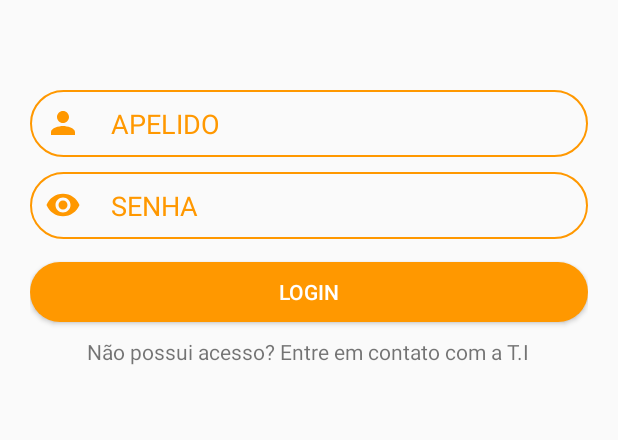
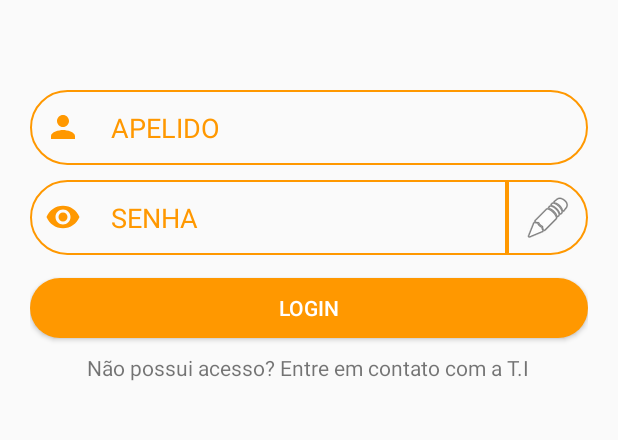
Before and after one commit to nascimentofe/scannerbarcode, an Android app: the screen it shows after launch (LoginActivity), on a phone screen of 412 x 824 dp, the part 300-740 px from its top. Run offline under Robolectric (Android 15) with nearby library versions, the phone set to English and light mode, and no system bars; libraries missing offline, so code that uses them is left out: br.com.simplepass; plain views replace CircularProgressButton; 2 statements that could not run were skipped.

Commit message:
arquivos de background com radius (right, left e full) adicionados. botao que exibe a senha do edit adicionado.

```diff
--- a/app/src/main/res/drawable/back_edit.xml
+++ b/app/src/main/res/drawable/back_full_round.xml
@@ -1,7 +1,9 @@
 <?xml version="1.0" encoding="utf-8"?>
-<shape xmlns:android="http://schemas.android.com/apk/res/android" android:shape="rectangle">
+<shape xmlns:android="http://schemas.android.com/apk/res/android">
 
-    <corners android:radius="25dp" />
+    <corners
+        android:radius="25dp" />
+
     <stroke
         android:color="@color/colorPrimary"
         android:width="1dp" />
--- /dev/null
+++ b/app/src/main/res/drawable/back_left_round.xml
@@ -0,0 +1,17 @@
+<?xml version="1.0" encoding="utf-8"?>
+<shape xmlns:android="http://schemas.android.com/apk/res/android" android:shape="rectangle">
+
+    <corners
+        android:topLeftRadius="25dp"
+        android:bottomLeftRadius="25dp"/>
+    <stroke
+        android:color="@color/colorPrimary"
+        android:width="1dp" />
+
+    <padding
+        android:bottom="10dp"
+        android:left="10dp"
+        android:top="10dp"
+        android:right="10dp" />
+
+</shape>
--- /dev/null
+++ b/app/src/main/res/drawable/back_right_round.xml
@@ -0,0 +1,17 @@
+<?xml version="1.0" encoding="utf-8"?>
+<shape xmlns:android="http://schemas.android.com/apk/res/android">
+
+    <corners
+        android:topRightRadius="25dp"
+        android:bottomRightRadius="25dp"/>
+    <stroke
+        android:color="@color/colorPrimary"
+        android:width="1dp" />
+
+    <padding
+        android:bottom="10dp"
+        android:left="10dp"
+        android:top="10dp"
+        android:right="10dp" />
+
+</shape>
--- a/app/src/main/res/layout/activity_login.xml
+++ b/app/src/main/res/layout/activity_login.xml
@@ -33,24 +33,40 @@
         <EditText
             android:id="@+id/editLoginApelido"
             android:layout_width="match_parent"
-            android:layout_height="wrap_content"
+            android:layout_height="@dimen/h_edit_login"
             android:hint="@string/apelido"
             android:drawableStart="@drawable/ic_person_black_24dp"
             android:drawablePadding="20dp"
-            android:background="@drawable/back_edit"
+            android:background="@drawable/back_full_round"
             android:textColorHint="@color/colorPrimary" />
 
-        <EditText
-            android:id="@+id/editLoginSenha"
+        <LinearLayout
             android:layout_width="match_parent"
             android:layout_height="wrap_content"
-            android:layout_marginTop="10dp"
-            android:drawableStart="@drawable/ic_remove_red_eye_black_24dp"
-            android:drawablePadding="20dp"
-            android:background="@drawable/back_edit"
-            android:textColorHint="@color/colorPrimary"
-            android:inputType="textPassword"
-            android:hint="@string/senha" />
+            android:orientation="horizontal"
+            android:layout_marginTop="10dp">
+
+            <EditText
+                android:layout_weight="100"
+                android:id="@+id/editLoginSenha"
+                android:layout_width="wrap_content"
+                android:layout_height="@dimen/h_edit_login"
+                android:drawableStart="@drawable/ic_remove_red_eye_black_24dp"
+                android:drawablePadding="20dp"
+                android:background="@drawable/back_left_round"
+                android:textColorHint="@color/colorPrimary"
+                android:inputType="textPassword"
+                android:hint="@string/senha" />
+
+            <ImageButton
+                android:layout_weight="1"
+                android:layout_width="wrap_content"
+                android:layout_height="@dimen/h_edit_login"
+                android:src="@android:drawable/ic_menu_edit"
+                android:background="@drawable/back_right_round"
+                android:text="Clique" />
+        </LinearLayout>
+
 
         <br.com.simplepass.loading_button_lib.customViews.CircularProgressButton
             android:id="@+id/btnLogin"
--- a/app/src/main/res/values/dimens.xml
+++ b/app/src/main/res/values/dimens.xml
@@ -1,3 +1,4 @@
 <resources>
     <dimen name="fab_margin">16dp</dimen>
+    <dimen name="h_edit_login">50dp</dimen>
 </resources>
```
